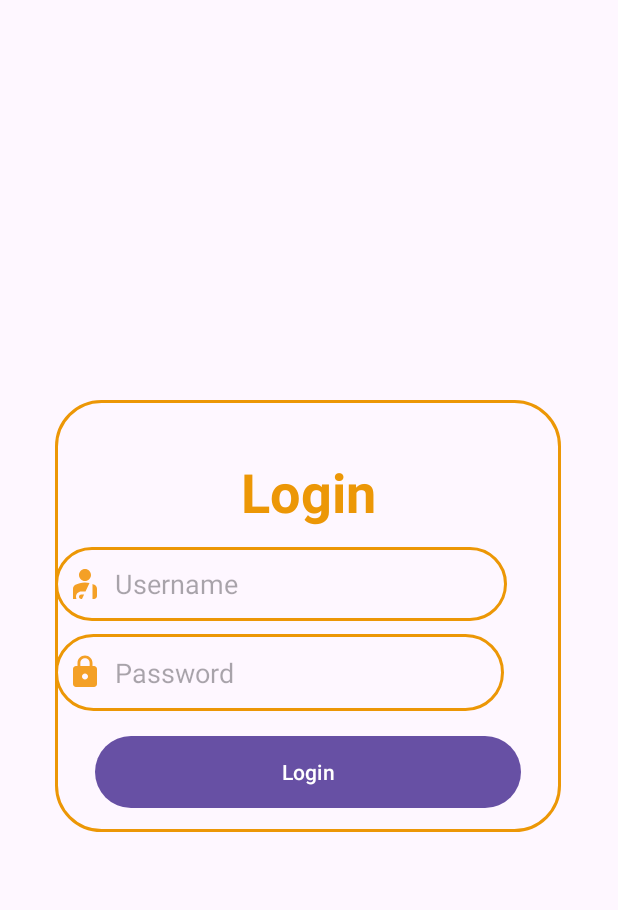
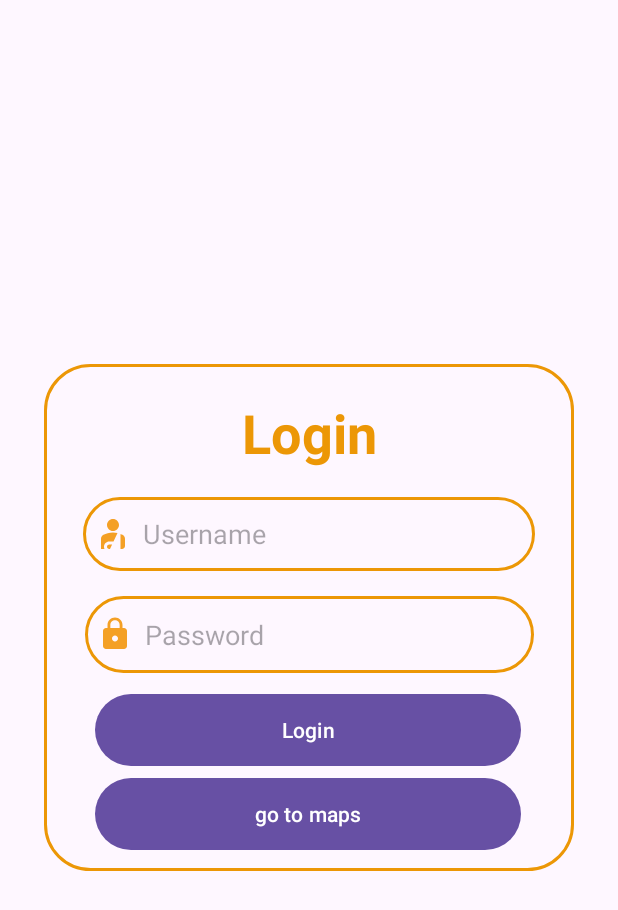
Before and after one commit to Devon0209/Bird_app, an Android app: the screen it shows after launch (MainActivity), on a phone screen of 412 x 824 dp. Shown: the top 910 px of the screen. Run offline under Robolectric (Android 15) with nearby library versions, the phone set to English and light mode, and no system bars; our stand-ins replace Firebase (no records; nobody signed in at launch, a user with empty details on screens opened directly).

```diff
--- a/app/build.gradle.kts
+++ b/app/build.gradle.kts
@@ -7,7 +7,7 @@ plugins {
 
 android {
     namespace = "com.example.myapplication"
-    compileSdk = 33
+    compileSdk = 34
 
     defaultConfig {
         applicationId = "com.example.myapplication"
@@ -50,7 +50,10 @@ dependencies {
     implementation("androidx.constraintlayout:constraintlayout:2.1.4")
     implementation("com.google.firebase:firebase-auth-ktx:22.1.2")
     implementation("com.google.firebase:firebase-database-ktx:20.2.2")
+
+
     implementation("com.google.android.gms:play-services-maps:18.1.0")
+    implementation("com.google.android.gms:play-services-location:21.0.1")
     testImplementation("junit:junit:4.13.2")
     androidTestImplementation("androidx.test.ext:junit:1.1.5")
     androidTestImplementation("androidx.test.espresso:espresso-core:3.5.1")
--- a/app/src/main/AndroidManifest.xml
+++ b/app/src/main/AndroidManifest.xml
@@ -1,6 +1,11 @@
 <?xml version="1.0" encoding="utf-8"?>
 <manifest xmlns:android="http://schemas.android.com/apk/res/android"
     xmlns:tools="http://schemas.android.com/tools">
+
+    <uses-permission android:name="android.permission.ACCESS_NETWORK_STATE" />
+    <uses-permission android:name="android.permission.INTERNET" />
+    <uses-permission android:name="android.permission.ACCESS_FINE_LOCATION" />
+    <uses-permission android:name="android.permission.ACCESS_COARSE_LOCATION" />
 
     <application
         android:allowBackup="true"
@@ -12,9 +17,7 @@
         android:supportsRtl="true"
         android:theme="@style/Theme.MyApplication"
         tools:targetApi="31">
-        <activity
-            android:name=".SignInActivity"
-            android:exported="false" />
+
         <!--
              TODO: Before you run your application, you need a Google Maps API key.
 
@@ -34,6 +37,10 @@
             android:name=".MapsActivity"
             android:exported="false"
             android:label="@string/title_activity_maps" />
+
+        <activity
+            android:name=".SignInActivity"
+            android:exported="false" />
         <activity
             android:name=".MainActivity"
             android:exported="true">
--- a/app/src/main/java/com/example/myapplication/MainActivity.kt
+++ b/app/src/main/java/com/example/myapplication/MainActivity.kt
@@ -1,12 +1,23 @@
 package com.example.myapplication
 
+import android.content.Intent
 import androidx.appcompat.app.AppCompatActivity
 import android.os.Bundle
+import android.widget.Button
 import com.google.firebase.auth.FirebaseAuth
 
 class MainActivity : AppCompatActivity() {
     override fun onCreate(savedInstanceState: Bundle?) {
         super.onCreate(savedInstanceState)
         setContentView(R.layout.activity_main)
+
+        val gomaps_btn: Button = findViewById(R.id.gomaps_btn)
+        gomaps_btn.setOnClickListener {
+            // Create an Intent to open the destination Activity
+            val intent = Intent (this@MainActivity, MapsActivity::class.java)
+            startActivity(intent)
+        }
+
+
     }
 }
--- a/app/src/main/res/layout/activity_main.xml
+++ b/app/src/main/res/layout/activity_main.xml
@@ -19,15 +19,14 @@
         app:layout_constraintTop_toTopOf="parent" />
 
     <androidx.constraintlayout.widget.ConstraintLayout
-        android:layout_width="337dp"
-        android:layout_height="288dp"
+        android:layout_width="353dp"
+        android:layout_height="338dp"
         android:background="@drawable/custom_edittext"
         app:layout_constraintBottom_toBottomOf="parent"
         app:layout_constraintEnd_toEndOf="parent"
-        app:layout_constraintHorizontal_bias="0.493"
         app:layout_constraintStart_toStartOf="parent"
         app:layout_constraintTop_toTopOf="parent"
-        app:layout_constraintVertical_bias="0.498">
+        app:layout_constraintVertical_bias="0.499">
 
         <TextView
             android:id="@+id/loginText"
@@ -39,9 +38,11 @@
             android:textSize="36sp"
             android:textStyle="bold"
             app:layout_constraintBottom_toBottomOf="parent"
+            app:layout_constraintEnd_toEndOf="parent"
+            app:layout_constraintHorizontal_bias="0.0"
+            app:layout_constraintStart_toStartOf="parent"
             app:layout_constraintTop_toTopOf="parent"
-            app:layout_constraintVertical_bias="0.154"
-            tools:layout_editor_absoluteX="0dp" />
+            app:layout_constraintVertical_bias="0.074" />
 
         <EditText
             android:id="@+id/username"
@@ -54,9 +55,10 @@
             android:padding="8dp"
             android:textColor="@color/black"
             app:layout_constraintBottom_toBottomOf="parent"
+            app:layout_constraintEnd_toEndOf="parent"
+            app:layout_constraintStart_toStartOf="parent"
             app:layout_constraintTop_toBottomOf="@+id/loginText"
-            app:layout_constraintVertical_bias="0.084"
-            tools:layout_editor_absoluteX="20dp" />
+            app:layout_constraintVertical_bias="0.084" />
 
         <EditText
             android:id="@+id/password"
@@ -69,9 +71,10 @@
             android:padding="8dp"
             android:textColor="@color/black"
             app:layout_constraintBottom_toBottomOf="parent"
+            app:layout_constraintEnd_toEndOf="parent"
+            app:layout_constraintStart_toStartOf="parent"
             app:layout_constraintTop_toBottomOf="@+id/loginText"
-            app:layout_constraintVertical_bias="0.467"
-            tools:layout_editor_absoluteX="21dp" />
+            app:layout_constraintVertical_bias="0.39" />
 
         <Button
             android:id="@+id/login_btn"
@@ -81,11 +84,22 @@
             android:text="Login"
             app:layout_constraintBottom_toBottomOf="parent"
             app:layout_constraintEnd_toEndOf="parent"
-            app:layout_constraintHorizontal_bias="0.502"
+            app:layout_constraintHorizontal_bias="0.49"
             app:layout_constraintStart_toStartOf="parent"
             app:layout_constraintTop_toBottomOf="@+id/password"
-            app:layout_constraintVertical_bias="0.2" />
+            app:layout_constraintVertical_bias="0.0" />
 
+        <Button
+            android:id="@+id/gomaps_btn"
+            android:layout_width="284dp"
+            android:layout_height="56dp"
+            android:text="go to maps"
+            app:layout_constraintBottom_toBottomOf="parent"
+            app:layout_constraintEnd_toEndOf="parent"
+            app:layout_constraintHorizontal_bias="0.492"
+            app:layout_constraintStart_toStartOf="parent"
+            app:layout_constraintTop_toBottomOf="@+id/login_btn"
+            app:layout_constraintVertical_bias="0.0" />
 
     </androidx.constraintlayout.widget.ConstraintLayout>
 </androidx.constraintlayout.widget.ConstraintLayout>
--- a/app/src/main/res/values/strings.xml
+++ b/app/src/main/res/values/strings.xml
@@ -1,4 +1,5 @@
 <resources>
     <string name="app_name">My Application</string>
     <string name="title_activity_maps">MapsActivity</string>
+    <string name="title_activity_maps_activitymain">MapsActivitymain</string>
 </resources>
```
